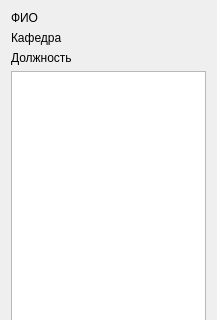
Above: client/src/faculty/facultypanel.ui from rainovskyqt/teacher_plan before the change; both pictures show x 0 to 217 and y 0 to 320 of the 217 by 661 pixel window. Below: the same form after it.
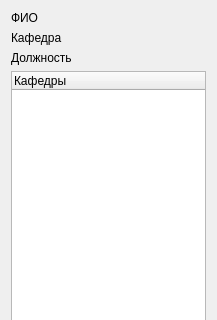
That is the form after the change.

What changed in the file:
```diff
--- a/client/src/faculty/facultypanel.ui
+++ b/client/src/faculty/facultypanel.ui
@@ -45,7 +45,13 @@
     </widget>
    </item>
    <item>
-    <widget class="QTreeView" name="tree_plans"/>
+    <widget class="QTreeWidget" name="tree_plans">
+     <column>
+      <property name="text">
+       <string>Кафедры</string>
+      </property>
+     </column>
+    </widget>
    </item>
   </layout>
  </widget>
```
